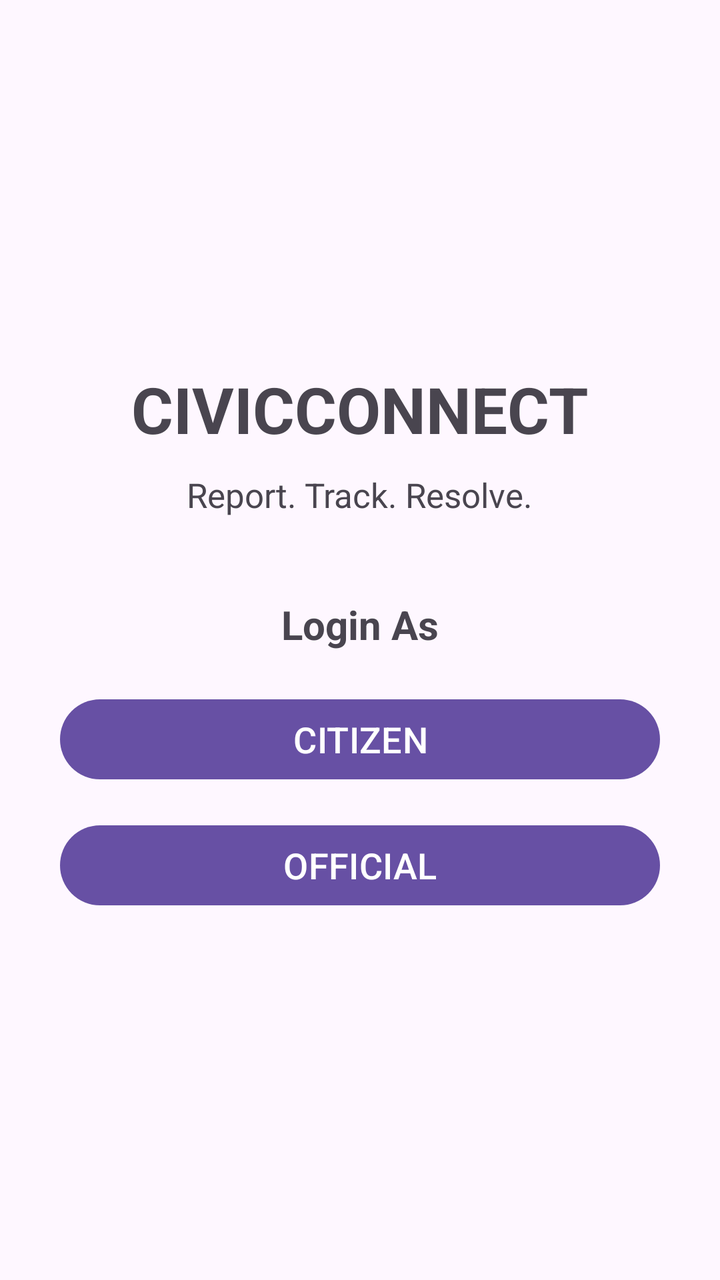
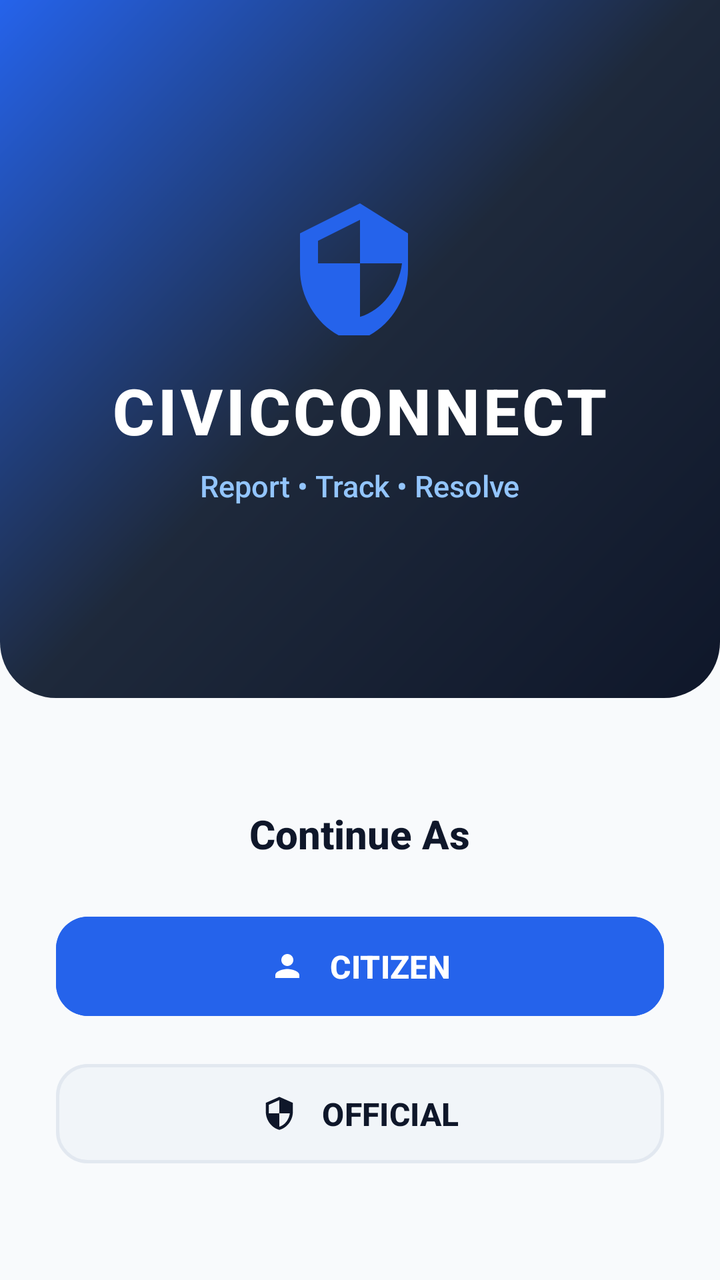

Compare the two renders of this Android layout. The source of the first and the diff that turns it into the second are given below.
<!-- AndroidManifest.xml: application theme Theme.MADProject -->
<!-- res/layout/activity_main.xml -->
<?xml version="1.0" encoding="utf-8"?>
<LinearLayout xmlns:android="http://schemas.android.com/apk/res/android"
    xmlns:tools="http://schemas.android.com/tools"
    android:id="@+id/main"
    android:layout_width="match_parent"
    android:layout_height="match_parent"
    android:orientation="vertical"
    android:gravity="center"
    android:padding="30dp"
    tools:context=".MainActivity">

    <TextView
        android:layout_width="wrap_content"
        android:layout_height="wrap_content"
        android:text="CIVICCONNECT"
        android:textSize="32sp"
        android:textStyle="bold"
        android:layout_marginBottom="10dp" />

    <TextView
        android:layout_width="wrap_content"
        android:layout_height="wrap_content"
        android:text="Report. Track. Resolve."
        android:textSize="17sp"
        android:layout_marginBottom="40dp" />

    <TextView
        android:layout_width="wrap_content"
        android:layout_height="wrap_content"
        android:text="Login As"
        android:textSize="20sp"
        android:textStyle="bold"
        android:layout_marginBottom="20dp" />

    <Button
        android:id="@+id/citizenButton"
        android:layout_width="match_parent"
        android:layout_height="wrap_content"
        android:text="CITIZEN"
        android:textSize="18sp"
        android:layout_marginBottom="15dp" />

    <Button
        android:id="@+id/officialButton"
        android:layout_width="match_parent"
        android:layout_height="wrap_content"
        android:text="OFFICIAL"
        android:textSize="18sp" />

</LinearLayout>
<!-- resources referenced by this layout -->
<resources>
  <style name="Theme.MADProject" parent="Base.Theme.MADProject" />
  <style name="Base.Theme.MADProject" parent="Theme.Material3.DayNight.NoActionBar">
          
          
      </style>
</resources>

<!-- the commit's change to res/layout/activity_main.xml (unified diff, before → after) -->
@@ -5,46 +5,102 @@
     android:layout_width="match_parent"
     android:layout_height="match_parent"
     android:orientation="vertical"
-    android:gravity="center"
-    android:padding="30dp"
+    android:background="@color/background"
     tools:context=".MainActivity">
 
-    <TextView
-        android:layout_width="wrap_content"
-        android:layout_height="wrap_content"
-        android:text="CIVICCONNECT"
-        android:textSize="32sp"
-        android:textStyle="bold"
-        android:layout_marginBottom="10dp" />
+    
+    <LinearLayout
+        android:layout_width="match_parent"
+        android:layout_height="0dp"
+        android:layout_weight="1.2"
+        android:orientation="vertical"
+        android:gravity="center"
+        android:background="@drawable/bg_gradient_header"
+        android:padding="28dp">
 
-    <TextView
-        android:layout_width="wrap_content"
-        android:layout_height="wrap_content"
-        android:text="Report. Track. Resolve."
-        android:textSize="17sp"
-        android:layout_marginBottom="40dp" />
+        <ImageView
+            android:layout_width="72dp"
+            android:layout_height="72dp"
+            android:src="@drawable/ic_civic_logo"
+            android:contentDescription="CivicConnect Logo"
+            android:layout_marginBottom="16dp" />
 
-    <TextView
-        android:layout_width="wrap_content"
-        android:layout_height="wrap_content"
-        android:text="Login As"
-        android:textSize="20sp"
-        android:textStyle="bold"
-        android:layout_marginBottom="20dp" />
+        <TextView
+            android:layout_width="wrap_content"
+            android:layout_height="wrap_content"
+            android:text="CIVICCONNECT"
+            android:textSize="32sp"
+            android:textStyle="bold"
+            android:textColor="@color/white"
+            android:letterSpacing="0.05" />
 
-    <Button
-        android:id="@+id/citizenButton"
+        <TextView
+            android:layout_width="wrap_content"
+            android:layout_height="wrap_content"
+            android:text="Report • Track • Resolve"
+            android:textSize="15sp"
+            android:textColor="#93C5FD"
+            android:layout_marginTop="6dp" />
+    </LinearLayout>
+
+    
+    <LinearLayout
         android:layout_width="match_parent"
-        android:layout_height="wrap_content"
-        android:text="CITIZEN"
-        android:textSize="18sp"
-        android:layout_marginBottom="15dp" />
+        android:layout_height="0dp"
+        android:layout_weight="1"
+        android:orientation="vertical"
+        android:padding="28dp"
+        android:gravity="center">
 
-    <Button
-        android:id="@+id/officialButton"
-        android:layout_width="match_parent"
-        android:layout_height="wrap_content"
-        android:text="OFFICIAL"
-        android:textSize="18sp" />
+        <TextView
+            android:layout_width="wrap_content"
+            android:layout_height="wrap_content"
+            android:text="Continue As"
+            android:textSize="20sp"
+            android:textStyle="bold"
+            android:textColor="@color/text_primary"
+            android:layout_marginBottom="24dp" />
+
+        
+        <com.google.android.material.button.MaterialButton
+            android:id="@+id/citizenButton"
+            android:layout_width="match_parent"
+            android:layout_height="wrap_content"
+            android:text="CITIZEN"
+            android:textSize="16sp"
+            android:textStyle="bold"
+            android:paddingTop="14dp"
+            android:paddingBottom="14dp"
+            app:icon="@drawable/ic_citizen"
+            app:iconGravity="textStart"
+            app:iconPadding="12dp"
+            app:iconTint="@color/white"
+            app:cornerRadius="16dp"
+            android:backgroundTint="@color/secondary"
+            android:layout_marginBottom="16dp"
+            xmlns:app="http://schemas.android.com/apk/res-auto" />
+
+        
+        <com.google.android.material.button.MaterialButton
+            android:id="@+id/officialButton"
+            android:layout_width="match_parent"
+            android:layout_height="wrap_content"
+            android:text="OFFICIAL"
+            android:textSize="16sp"
+            android:textStyle="bold"
+            android:paddingTop="14dp"
+            android:paddingBottom="14dp"
+            app:icon="@drawable/ic_official"
+            app:iconGravity="textStart"
+            app:iconPadding="12dp"
+            app:iconTint="@color/primary"
+            app:cornerRadius="16dp"
+            android:backgroundTint="@color/surface_variant"
+            android:textColor="@color/primary"
+            app:strokeColor="@color/card_stroke"
+            app:strokeWidth="1.5dp"
+            xmlns:app="http://schemas.android.com/apk/res-auto" />
+
+    </LinearLayout>
 
 </LinearLayout>
<!-- resource entries referenced after the edit -->
@@ -1,9 +1,71 @@
 <!-- resources referenced by this layout -->
 <resources>
+  <color name="background">#F8FAFC</color>
+  <color name="card_stroke">#E2E8F0</color>
+  <color name="primary">#0F172A</color>
+  <color name="secondary">#2563EB</color>
+  <color name="surface_variant">#F1F5F9</color>
+  <color name="text_primary">#0F172A</color>
+  <color name="white">#FFFFFF</color>
+  <!-- drawable bg_gradient_header (drawable) -->
+  <?xml version="1.0" encoding="utf-8"?>
+  <shape xmlns:android="http://schemas.android.com/apk/res/android"
+      android:shape="rectangle">
+      <gradient
+          android:angle="135"
+          android:startColor="#0F172A"
+          android:centerColor="#1E293B"
+          android:endColor="#2563EB"
+          android:type="linear" />
+      <corners
+          android:bottomLeftRadius="28dp"
+          android:bottomRightRadius="28dp" />
+  </shape>
+  <!-- drawable ic_citizen (drawable) -->
+  <vector xmlns:android="http://schemas.android.com/apk/res/android"
+      android:width="28dp"
+      android:height="28dp"
+      android:viewportWidth="24"
+      android:viewportHeight="24">
+      <path
+          android:fillColor="#2563EB"
+          android:pathData="M12,12c2.21,0 4,-1.79 4,-4s-1.79,-4 -4,-4 -4,1.79 -4,4 1.79,4 4,4zM12,14c-2.67,0 -8,1.34 -8,4v2h16v-2c0,-2.66 -5.33,-4 -8,-4z"/>
+  </vector>
+  <!-- drawable ic_civic_logo (drawable) -->
+  <vector xmlns:android="http://schemas.android.com/apk/res/android"
+      android:width="72dp"
+      android:height="72dp"
+      android:viewportWidth="24"
+      android:viewportHeight="24">
+      <path
+          android:fillColor="#2563EB"
+          android:pathData="M12,2L2,7v6c0,5.55 3.84,10.74 9,12c5.16,-1.26 9,-6.45 9,-12V7L12,2zM12,11.99h7c-0.53,4.12 -3.28,7.79 -7,8.94V12H5V8.26l7,-3.5v7.23z"/>
+  </vector>
+  <!-- drawable ic_official (drawable) -->
+  <vector xmlns:android="http://schemas.android.com/apk/res/android"
+      android:width="28dp"
+      android:height="28dp"
+      android:viewportWidth="24"
+      android:viewportHeight="24">
+      <path
+          android:fillColor="#0F172A"
+          android:pathData="M12,1L3,5v6c0,5.55 3.84,10.74 9,12 5.16,-1.26 9,-6.45 9,-12V5l-9,-4zM12,11.99h7c-0.53,4.12 -3.28,7.79 -7,8.94V12H5V6.3l7,-3.11v8.8s0,0 0,0z"/>
+  </vector>
   <style name="Theme.MADProject" parent="Base.Theme.MADProject" />
   <style name="Base.Theme.MADProject" parent="Theme.Material3.DayNight.NoActionBar">
-          
-          
+          <item name="colorPrimary">@color/primary</item>
+          <item name="colorOnPrimary">@color/text_on_primary</item>
+          <item name="colorPrimaryContainer">@color/primary_container</item>
+          <item name="colorSecondary">@color/secondary</item>
+          <item name="colorSecondaryContainer">@color/secondary_container</item>
+          <item name="colorTertiary">@color/tertiary</item>
+          <item name="android:statusBarColor">@color/primary</item>
+          <item name="android:windowBackground">@color/background</item>
+          <item name="android:fontFamily">sans-serif-medium</item>
       </style>
+  <color name="text_on_primary">#FFFFFF</color>
+  <color name="primary_container">#1E293B</color>
+  <color name="secondary_container">#DBEAFE</color>
+  <color name="tertiary">#7C3AED</color>
 </resources>
 
